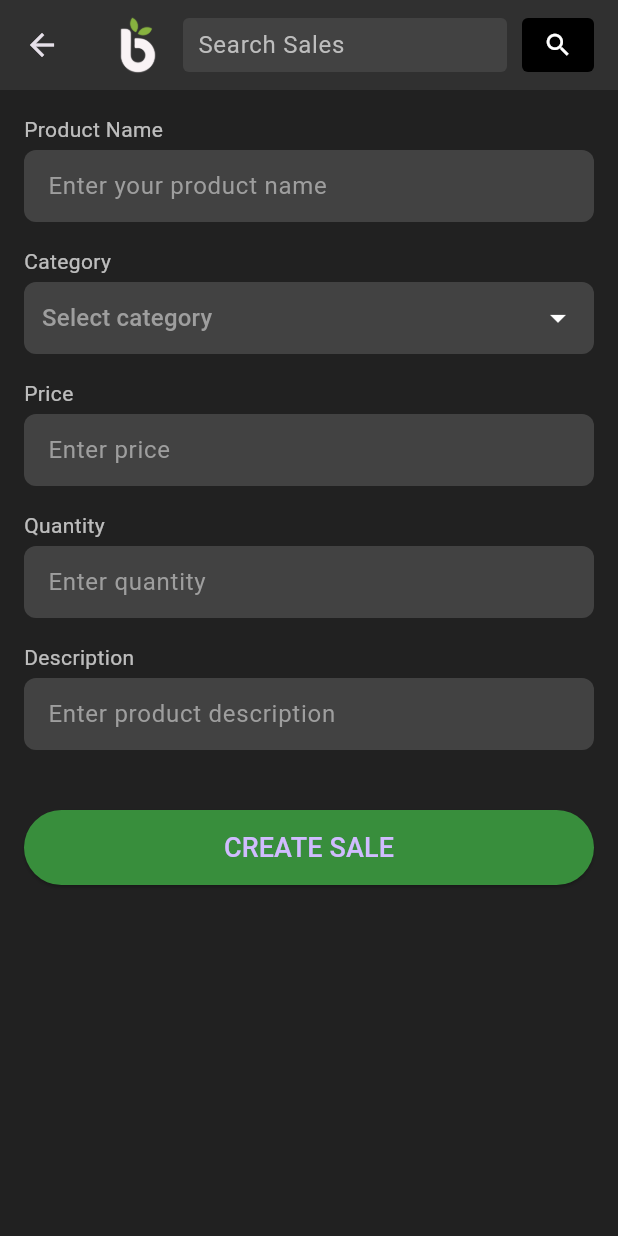
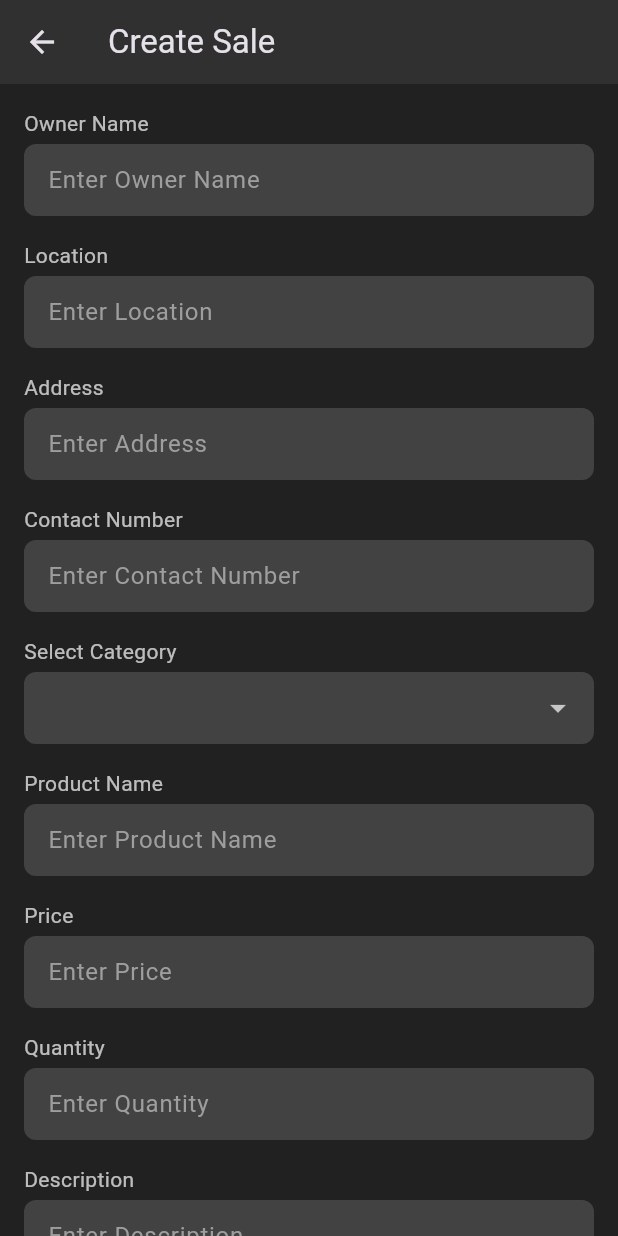
Before and after one commit to Joshuarupasinghe/bio_boost, a Flutter app: the CreateSales02 screen opened directly with empty values, on a phone screen of 412 x 824 dp. Run offline on Flutter 3.47's test engine with Material 3 defaults, Android fonts, the phone set to English and light mode, and no system bars; our stand-ins replace cloud_firestore, firebase_auth, firebase_core, firebase_storage, fluttertoast, image_picker and 1 more; accounts and stored records are empty.

Commit message:
create sales backend
firebase connect
image adding function

```diff
--- a/lib/screens/create_sales02.dart
+++ b/lib/screens/create_sales02.dart
@@ -1,4 +1,9 @@
 import 'package:flutter/material.dart';
+import 'package:firebase_auth/firebase_auth.dart';
+import 'package:cloud_firestore/cloud_firestore.dart';
+import 'dart:io';
+import 'package:image_picker/image_picker.dart';
+import 'package:firebase_storage/firebase_storage.dart';
 
 class CreateSales02 extends StatefulWidget {
   final String selectedCategory;
@@ -9,11 +14,22 @@ class CreateSales02 extends StatefulWidget {
   _CreateSales02State createState() => _CreateSales02State();
 }
 
+class _CreateSales02State extends State<CreateSales02> {
+  late String uid;
+  late String selectedCategory;
 
-class _CreateSales02State extends State<CreateSales02> {
-  String? selectedCategory;
+  // Text editing controllers for the fields
+  final TextEditingController _ownerNameController = TextEditingController();
+  final TextEditingController _locationController = TextEditingController();
+  final TextEditingController _addressController = TextEditingController();
+  final TextEditingController _contactNumberController = TextEditingController();
+  final TextEditingController _productNameController = TextEditingController();
+  final TextEditingController _priceController = TextEditingController();
+  final TextEditingController _quantityController = TextEditingController();
+  final TextEditingController _descriptionController = TextEditingController();
 
-  final List<String> wasteTypes = [
+  // List of categories
+  final List<String> categories = [
     'Paddy Husk & Straw',
     'Coconut Husks and Shells',
     'Tea Waste',
@@ -26,88 +42,140 @@ class _CreateSales02State extends State<CreateSales02> {
     'Other',
   ];
 
+  // Image variables for storing images
+  File? _mainImage;
+  List<File> _subImages = [];
+  final ImagePicker _picker = ImagePicker();
+
   @override
   void initState() {
     super.initState();
+    uid = FirebaseAuth.instance.currentUser?.uid ?? '';
+
+    // Set the selected category
     selectedCategory = widget.selectedCategory;
   }
 
+  // Function to pick the main image
+  Future<void> pickMainImage() async {
+    final pickedFile = await _picker.pickImage(source: ImageSource.gallery);
+    if (pickedFile != null) {
+      setState(() {
+        _mainImage = File(pickedFile.path);
+      });
+    }
+  }
 
-  @override
-  Widget build(BuildContext context) {
-    return Scaffold(
-      backgroundColor: Colors.grey[900],
-      appBar: AppBar(
-        title: Row(
-          children: [
-            Image.asset('images/logo.png', height: 40, fit: BoxFit.contain),
-            const SizedBox(width: 10),
-            Expanded(
-              child: Container(
-                height: 36,
-                alignment: Alignment.center,
-                decoration: BoxDecoration(
-                  color: Colors.grey[800],
-                  borderRadius: BorderRadius.circular(4),
-                ),
-                child: TextField(
-                  style: TextStyle(color: Colors.white),
-                  textAlignVertical: TextAlignVertical.center,
-                  decoration: InputDecoration(
-                    hintText: 'Search Sales',
-                    hintStyle: TextStyle(color: Colors.grey[400]),
-                    contentPadding: EdgeInsets.symmetric(horizontal: 10),
-                    isDense: true,
-                    border: InputBorder.none,
-                  ),
-                ),
-              ),
-            ),
-            Container(
-              margin: EdgeInsets.only(left: 10),
-              height: 36,
-              decoration: BoxDecoration(
-                color: Colors.black,
-                borderRadius: BorderRadius.circular(4),
-              ),
-              child: IconButton(
-                icon: const Icon(Icons.search, color: Colors.white, size: 20),
-                padding: EdgeInsets.zero,
-                onPressed: () {},
-              ),
-            ),
-          ],
-        ),
-        toolbarHeight: 60,
-        backgroundColor: Colors.grey[850],
-        elevation: 0,
-      ),
-      body: SingleChildScrollView(
-        padding: const EdgeInsets.all(16.0),
+  // Function to pick sub-images (limit of 4)
+  Future<void> pickSubImages() async {
+    final pickedFiles = await _picker.pickMultiImage();
+    if (pickedFiles != null) {
+      setState(() {
+        _subImages = pickedFiles.take(4).map((file) => File(file.path)).toList();
+      });
+    }
+  }
+
+  // Function to upload images to Firebase Storage and get URLs
+  Future<String> uploadImageToFirebase(File image, String imageName) async {
+    Reference storageRef = FirebaseStorage.instance
+        .ref()
+        .child('sales_images')
+        .child('$uid/$imageName.jpg');
+
+    UploadTask uploadTask = storageRef.putFile(image);
+    TaskSnapshot snapshot = await uploadTask;
+    return await snapshot.ref.getDownloadURL();
+  }
+
+  // Function to save the sale to Firestore with the images
+  void saveSaleToDatabase() async {
+    if (uid.isEmpty) {
+      print("Error: User not logged in");
+      return;
+    }
+
+    // Upload main image and get URL
+    String? mainImageUrl;
+    if (_mainImage != null) {
+      mainImageUrl = await uploadImageToFirebase(_mainImage!, 'mainImage');
+    }
+
+    // Upload sub images and get URLs
+    List<String> subImageUrls = [];
+    for (var i = 0; i < _subImages.length; i++) {
+      String url = await uploadImageToFirebase(_subImages[i], 'subImage_$i');
+      subImageUrls.add(url);
+    }
+
+    // Save sale data to Firestore
+    FirebaseFirestore.instance.collection('sales').add({
+      'uid': uid,
+      's_type': selectedCategory,
+      's_productName': _productNameController.text,
+      's_price': _priceController.text,
+      's_quantity': _quantityController.text,
+      's_description': _descriptionController.text,
+      's_ownerName': _ownerNameController.text,
+      's_location': _locationController.text,
+      's_address': _addressController.text,
+      's_contactNumber': _contactNumberController.text,
+      's_mainImage': mainImageUrl,
+      's_otherImages': subImageUrls,
+      'timestamp': FieldValue.serverTimestamp(),
+    }).then((_) {
+      print("Sale created successfully!");
+      Navigator.pop(context);
+    }).catchError((error) {
+      print("Error creating sale: $error");
+    });
+  }
+
+  // Build category dropdown field
+  Widget _buildCategoryDropdown() {
+    return Padding(
+      padding: const EdgeInsets.only(bottom: 16.0),
       child: Column(
         crossAxisAlignment: CrossAxisAlignment.start,
         children: [
-            _buildDetailField('Product Name', 'Enter your product name'),
-            _buildDropdownField('Category', wasteTypes),
-            _buildDetailField('Price', 'Enter price'),
-            _buildDetailField('Quantity', 'Enter quantity'),
-            _buildDetailField('Description', 'Enter product description'),
-            const SizedBox(height: 24),
-            ElevatedButton(
-              onPressed: () {},
-              style: ElevatedButton.styleFrom(
-                backgroundColor: Colors.green[700],
-                minimumSize: const Size(double.infinity, 50),
+          const Text(
+            'Select Category',
+            style: TextStyle(color: Colors.white70, fontSize: 14),
           ),
-              child: const Text('CREATE SALE', style: TextStyle(fontSize: 18)),
+          const SizedBox(height: 4),
+          DropdownButtonFormField<String>(
+            value: selectedCategory,
+            dropdownColor: Colors.grey[800],
+            style: const TextStyle(color: Colors.white),
+            decoration: InputDecoration(
+              filled: true,
+              fillColor: Colors.grey[800],
+              border: OutlineInputBorder(
+                borderRadius: BorderRadius.circular(8),
+                borderSide: BorderSide.none,
+              ),
+              contentPadding: const EdgeInsets.all(12),
+            ),
+            items:
+                categories.map((category) {
+                  return DropdownMenuItem<String>(
+                    value: category,
+                    child: Text(category),
+                  );
+                }).toList(),
+            onChanged: (newValue) {
+              setState(() {
+                selectedCategory = newValue!;
+              });
+            },
           ),
         ],
-        ),
       ),
     );
   }
 
-  Widget _buildDetailField(String label, String hint) {
+  // Build text input field
+  Widget _buildDetailField(String label, TextEditingController controller) {
     return Padding(
       padding: const EdgeInsets.only(bottom: 16.0),
       child: Column(
@@ -119,9 +187,10 @@ void initState() {
           ),
           const SizedBox(height: 4),
           TextField(
+            controller: controller,
             style: const TextStyle(color: Colors.white),
             decoration: InputDecoration(
-              hintText: hint,
+              hintText: 'Enter $label',
               hintStyle: const TextStyle(color: Colors.grey),
               filled: true,
               fillColor: Colors.grey[800],
@@ -137,45 +206,69 @@ void initState() {
     );
   }
 
-  Widget _buildDropdownField(String label, List<String> options) {
-    return Padding(
-      padding: const EdgeInsets.only(bottom: 16.0),
+  // Build image picker button
+  Widget _buildImagePickerButton(String text, VoidCallback onPressed) {
+    return ElevatedButton(
+      onPressed: onPressed,
+      style: ElevatedButton.styleFrom(
+        backgroundColor: Colors.blueGrey[700],
+        minimumSize: const Size(double.infinity, 50),
+      ),
+      child: Text(text, style: const TextStyle(fontSize: 16)),
+    );
+  }
+
+  @override
+  Widget build(BuildContext context) {
+    return Scaffold(
+      backgroundColor: Colors.grey[900],
+      appBar: AppBar(
+        title: const Text('Create Sale'),
+        backgroundColor: Colors.grey[850],
+      ),
+      body: SingleChildScrollView(
+        padding: const EdgeInsets.all(16.0),
         child: Column(
           crossAxisAlignment: CrossAxisAlignment.start,
           children: [
-          Text(
-            label,
-            style: const TextStyle(color: Colors.white70, fontSize: 14),
+            _buildDetailField('Owner Name', _ownerNameController),
+            _buildDetailField('Location', _locationController),
+            _buildDetailField('Address', _addressController),
+            _buildDetailField('Contact Number', _contactNumberController),
+            _buildCategoryDropdown(),
+            _buildDetailField('Product Name', _productNameController),
+            _buildDetailField('Price', _priceController),
+            _buildDetailField('Quantity', _quantityController),
+            _buildDetailField('Description', _descriptionController),
+
+            // Image picker buttons
+            const SizedBox(height: 24),
+            _buildImagePickerButton('Pick Main Image', pickMainImage),
+            _mainImage != null
+                ? Image.network(_mainImage!.path, height: 100) // Web support
+                : Container(),
+
+            const SizedBox(height: 16),
+
+            _buildImagePickerButton('Pick Sub Images (Max 4)', pickSubImages),
+            _subImages.isNotEmpty
+                ? Wrap(
+                    spacing: 8,
+                    children: _subImages.map((file) => Image.network(file.path, height: 80)).toList(), // Web support
+                  )
+                : Container(),
+
+            const SizedBox(height: 24),
+            ElevatedButton(
+              onPressed: saveSaleToDatabase,
+              style: ElevatedButton.styleFrom(
+                backgroundColor: Colors.green[700],
+                minimumSize: const Size(double.infinity, 50),
               ),
-          const SizedBox(height: 4),
-          Container(
-            padding: const EdgeInsets.symmetric(horizontal: 12),
-            decoration: BoxDecoration(
-              color: Colors.grey[800],
-              borderRadius: BorderRadius.circular(8),
-            ),
-            child: DropdownButtonHideUnderline(
-              child: DropdownButton<String>(
-                dropdownColor: Colors.grey[800],
-                value: selectedCategory,
-                hint: const Text('Select category', style: TextStyle(color: Colors.grey)),
-                icon: const Icon(Icons.arrow_drop_down, color: Colors.white),
-                isExpanded: true,
-                items: options.map((String value) {
-                  return DropdownMenuItem<String>(
-                    value: value,
-                    child: Text(value, style: const TextStyle(color: Colors.white)),
-                  );
-                }).toList(),
-                onChanged: (newValue) {
-                  setState(() {
-                    selectedCategory = newValue;
-                  });
-                },
-              ),
-            ),
+              child: const Text('CREATE SALE', style: TextStyle(fontSize: 18)),
             ),
           ],
+        ),
       ),
     );
   }
--- a/lib/screens/home.dart
+++ b/lib/screens/home.dart
@@ -1,6 +1,8 @@
 import 'package:bio_boost/screens/profile_company.dart';
 import 'package:bio_boost/screens/seller_profile.dart';
 import 'package:bio_boost/screens/wanted_company.dart';
+import 'package:bio_boost/screens/create_sales01.dart';
+import 'package:bio_boost/screens/create_sales02.dart';
 import 'package:flutter/material.dart';
 import 'chat_list.dart';
 import 'benefits.dart';
@@ -26,6 +28,7 @@ class _HomePageState extends State<HomePage> {
       ),
       BenefitsPage(),
       ChatList(),
+      CreateSales01(),
       widget.userRole == 'Buyer'
           ? CompanyProfilePage()
           : SellerProfilePage(), // Dynamic Profile Page
```
Lines whose indentation alone changed are shown as unchanged.
